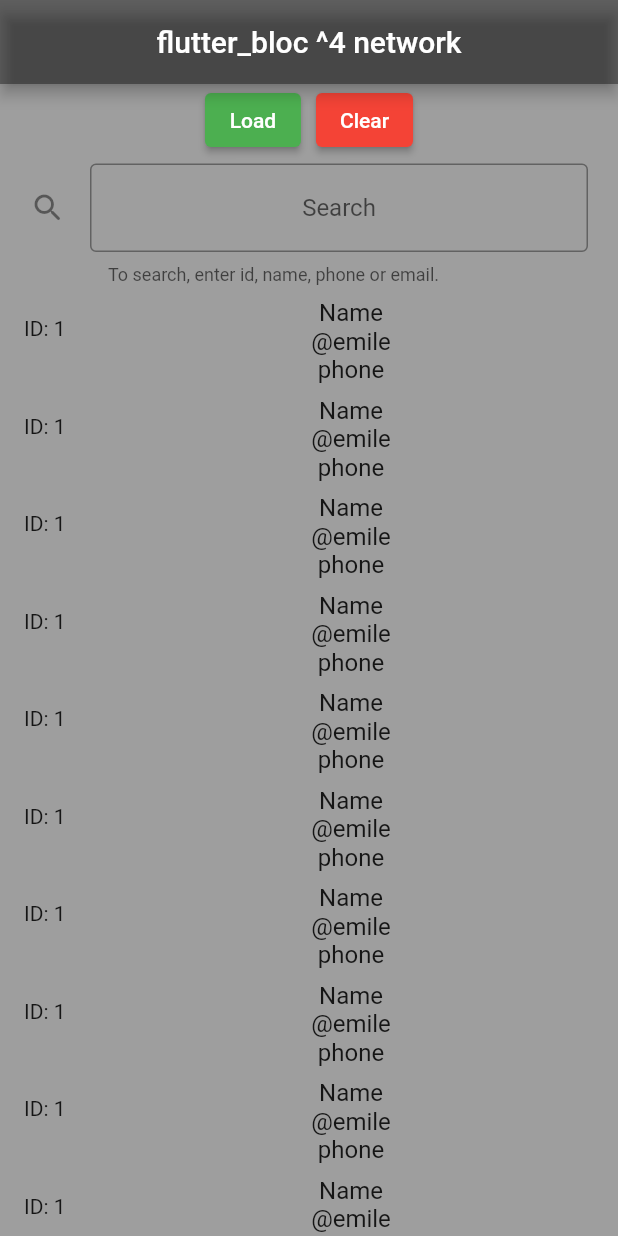
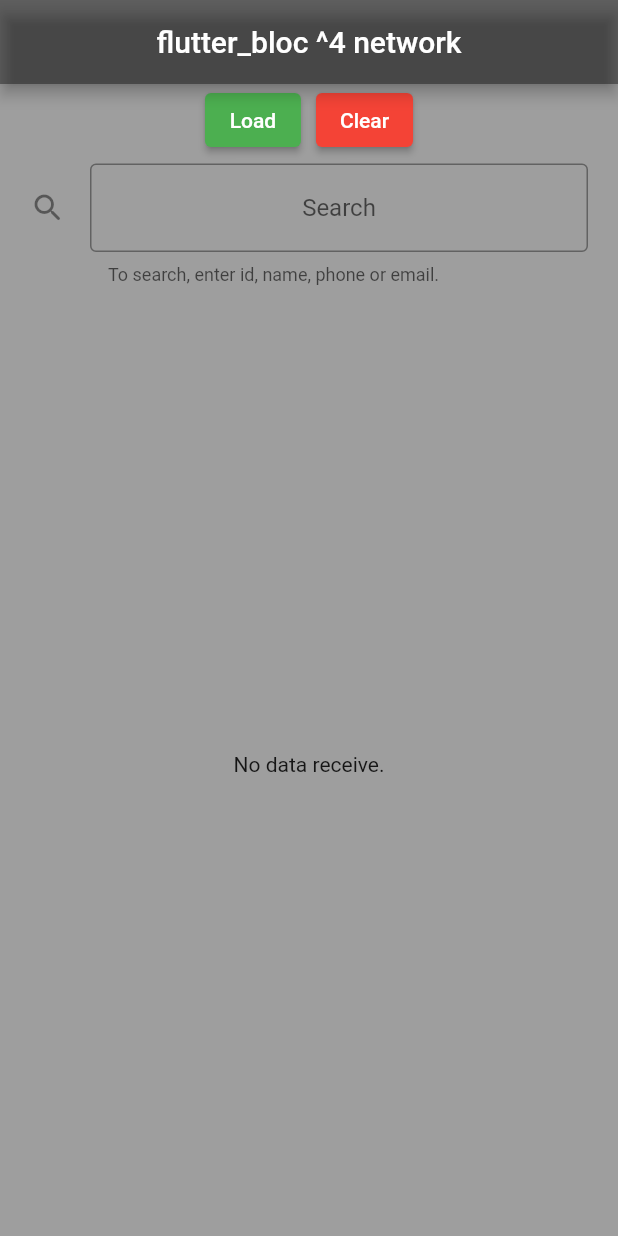
Before and after one commit to kma22/flutter_bloc_6_network_v2, a Flutter app: the screen it shows after launch, after a tap on "Clear", on a phone screen of 412 x 824 dp. Run offline on Flutter 3.47's test engine with Material 2 defaults, Android fonts, the phone set to English and light mode, and no system bars; our stand-ins replace flutter_bloc; network calls fail.

Commit message:
First steps to networking. Exploring BLoC

```diff
--- /dev/null
+++ b/lib/feature/data/mapper/user_mapper.dart
@@ -0,0 +1,13 @@
+import 'package:flutter_bloc_6_network_v2/feature/data/models/api_user.dart';
+import 'package:flutter_bloc_6_network_v2/feature/domain/models/user.dart';
+
+class UserMapper {
+  static User fromApi(ApiUser apiModel) {
+    return User(
+      id: apiModel.id,
+      name: apiModel.name,
+      emaile: apiModel.email,
+      phone: apiModel.phone,
+    );
+  }
+}
--- /dev/null
+++ b/lib/feature/data/models/api_user.dart
@@ -0,0 +1,27 @@
+import 'package:flutter/cupertino.dart';
+import 'package:flutter_bloc_6_network_v2/feature/domain/models/user.dart';
+
+class ApiUser {
+  static const _idKey = 'id';
+  static const _nameKey = 'name';
+  static const _emailKey = 'email';
+  static const _phoneKey = 'phone';
+
+  final int id;
+  final String name;
+  final String email;
+  final String phone;
+
+  ApiUser({
+    @required this.id,
+    @required this.name,
+    @required this.email,
+    @required this.phone,
+  });
+
+  ApiUser.fromMap(Map<String, dynamic> map)
+      : id = map[_idKey],
+        name = map[_nameKey],
+        email = map[_emailKey],
+        phone = map[_phoneKey];
+}
--- /dev/null
+++ b/lib/feature/data/repository/user_data_repository.dart
@@ -0,0 +1,21 @@
+import 'package:flutter_bloc_6_network_v2/feature/data/mapper/user_mapper.dart';
+import 'package:flutter_bloc_6_network_v2/feature/data/models/api_user.dart';
+import 'package:flutter_bloc_6_network_v2/feature/data/service/rest_service.dart';
+import 'package:flutter_bloc_6_network_v2/feature/domain/models/user.dart';
+import 'package:flutter_bloc_6_network_v2/feature/domain/repository/user_repository.dart';
+
+class UserDataRepository implements UserRepository {
+  final RestService _restService;
+
+  UserDataRepository(this._restService);
+
+  @override
+  Future<List<User>> getUserList() async {
+    final result = await _restService.getUser();
+    List<User> userList = [];
+    for(var map in result){
+      userList.add(UserMapper.fromApi(ApiUser.fromMap(map)));
+    }
+    return userList;
+  }
+}
--- /dev/null
+++ b/lib/feature/data/service/rest_service.dart
@@ -0,0 +1,16 @@
+import 'dart:convert';
+import 'package:http/http.dart' as http;
+
+class RestService {
+  Future<List> getUser() async {
+    final response =
+        await http.get('https://jsonplaceholder.typicode.com/users');
+    if (response.statusCode == 200) {
+      final body = json.decode(response.body);
+      return body;
+    } else {
+      throw Exception(
+          'An error occurred while loading character data from the server.');
+    }
+  }
+}
--- a/lib/feature/domain/models/user.dart
+++ b/lib/feature/domain/models/user.dart
@@ -1,9 +1,3 @@
-import 'package:flutter/cupertino.dart';
-
-import 'package:flutter/cupertino.dart';
-
-import 'package:flutter/cupertino.dart';
-
 import 'package:flutter/material.dart';
 
 class User {
@@ -13,9 +7,9 @@ class User {
   final String phone;
 
   User({
-    required this.id,
-    required this.name,
-    required this.emaile,
-    required this.phone,
+    @required this.id,
+    @required this.name,
+    @required this.emaile,
+    @required this.phone,
   });
 }
--- /dev/null
+++ b/lib/feature/domain/repository/user_repository.dart
@@ -0,0 +1,6 @@
+
+import 'package:flutter_bloc_6_network_v2/feature/domain/models/user.dart';
+
+abstract class UserRepository {
+  Future<List<User>> getUserList();
+}
--- /dev/null
+++ b/lib/feature/presentation/bloc/user_bloc.dart
@@ -0,0 +1,44 @@
+import 'package:flutter/cupertino.dart';
+import 'package:flutter_bloc/flutter_bloc.dart';
+import 'package:flutter_bloc_6_network_v2/feature/data/repository/user_data_repository.dart';
+import 'package:flutter_bloc_6_network_v2/feature/domain/models/user.dart';
+import 'package:flutter_bloc_6_network_v2/feature/presentation/bloc/user_event.dart';
+import 'package:flutter_bloc_6_network_v2/feature/presentation/bloc/user_state.dart';
+
+class UserBloc extends Bloc<UserEvent, UserState> {
+  List<User> _loadedUserList = [];
+
+  final UserDataRepository userRepository;
+
+  UserBloc({@required this.userRepository}) : super(UserEmptyState()) {
+    add(UserLoadEvent());
+  }
+
+  @override
+  Stream<UserState> mapEventToState(UserEvent event) async* {
+    if (event is UserLoadEvent) {
+      yield UserLoadingState();
+      try {
+        _loadedUserList = await userRepository.getUserList();
+        yield UserLoadedState(loadedUser: _loadedUserList);
+      } catch (e) {
+        print(e);
+        yield UserErrorState();
+      }
+    } else if (event is UserClearEvent) {
+      _loadedUserList = [];
+      yield UserEmptyState();
+    } else if (event is UserSearchEvent) {
+      List<User> result = [];
+      for (var user in _loadedUserList) {
+        if (('id:' + user.id.toString()).contains(event.text) ||
+            user.name.toLowerCase().contains(event.text.toLowerCase()) ||
+            user.phone.toLowerCase().contains(event.text.toLowerCase()) ||
+            user.emaile.toLowerCase().contains(event.text.toLowerCase())) {
+          result.add(user);
+        }
+      }
+      yield UserLoadedState(loadedUser: result);
+    }
+  }
+}
--- /dev/null
+++ b/lib/feature/presentation/bloc/user_event.dart
@@ -0,0 +1,11 @@
+abstract class UserEvent {}
+
+class UserLoadEvent extends UserEvent {}
+
+class UserClearEvent extends UserEvent {}
+
+class UserSearchEvent extends UserEvent {
+  String text;
+
+  UserSearchEvent({this.text});
+}
--- /dev/null
+++ b/lib/feature/presentation/bloc/user_state.dart
@@ -0,0 +1,16 @@
+import 'package:flutter/cupertino.dart';
+import 'package:flutter_bloc_6_network_v2/feature/domain/models/user.dart';
+
+abstract class UserState {}
+
+class UserEmptyState extends UserState {}
+
+class UserLoadingState extends UserState {}
+
+class UserLoadedState extends UserState {
+  List<User> loadedUser;
+
+  UserLoadedState({@required this.loadedUser}) : assert(loadedUser != null);
+}
+
+class UserErrorState extends UserState {}
--- a/lib/feature/presentation/pages/home_page.dart
+++ b/lib/feature/presentation/pages/home_page.dart
@@ -1,11 +1,19 @@
 import 'package:flutter/material.dart';
+import 'package:flutter_bloc/flutter_bloc.dart';
+import 'package:flutter_bloc_6_network_v2/feature/data/repository/user_data_repository.dart';
+import 'package:flutter_bloc_6_network_v2/feature/data/service/rest_service.dart';
+import 'package:flutter_bloc_6_network_v2/feature/presentation/bloc/user_bloc.dart';
 import 'package:flutter_bloc_6_network_v2/feature/presentation/widget/action_button.dart';
 import 'package:flutter_bloc_6_network_v2/feature/presentation/widget/user_list.dart';
 
 class HomePage extends StatelessWidget {
+  final userRepository = UserDataRepository(RestService());
+
   @override
   Widget build(BuildContext context) {
-    return Scaffold(
+    return BlocProvider(
+      create: (_) => UserBloc(userRepository: userRepository),
+      child: Scaffold(
         backgroundColor: Colors.grey,
         appBar: AppBar(
           title: const Text('flutter_bloc ^4 network'),
@@ -22,6 +30,7 @@ class HomePage extends StatelessWidget {
             ],
           ),
         ),
+      ),
     );
   }
 }
--- a/lib/feature/presentation/widget/action_button.dart
+++ b/lib/feature/presentation/widget/action_button.dart
@@ -1,17 +1,23 @@
 import 'package:flutter/material.dart';
+import 'package:flutter_bloc/flutter_bloc.dart';
+import 'package:flutter_bloc_6_network_v2/feature/presentation/bloc/user_bloc.dart';
+import 'package:flutter_bloc_6_network_v2/feature/presentation/bloc/user_event.dart';
 
 class ActionButton extends StatelessWidget {
-  const ActionButton({Key? key}) : super(key: key);
 
   @override
   Widget build(BuildContext context) {
+    final UserBloc userBloc = BlocProvider.of<UserBloc>(context);
     return Column(
       children: [
         Row(
           mainAxisAlignment: MainAxisAlignment.center,
           children: [
             ElevatedButton(
-              onPressed: () {},
+              onPressed: () {
+                print('load');
+                userBloc.add(UserLoadEvent());
+              },
               child: Text('Load'),
               style: ButtonStyle(
                 backgroundColor: MaterialStateProperty.all<Color>(Colors.green),
@@ -19,7 +25,10 @@ class ActionButton extends StatelessWidget {
             ),
             SizedBox(width: 10),
             ElevatedButton(
-              onPressed: () {},
+              onPressed: () {
+                print('clear');
+                userBloc.add(UserClearEvent());
+              },
               child: Text('Clear'),
               style: ButtonStyle(
                 backgroundColor: MaterialStateProperty.all<Color>(Colors.red),
@@ -32,7 +41,9 @@ class ActionButton extends StatelessWidget {
           padding: EdgeInsets.symmetric(horizontal: 20, vertical: 5),
           child: TextField(
             textAlign: TextAlign.center,
-            onChanged: (text) {},
+            onChanged: (text) {
+              userBloc.add(UserSearchEvent(text: text));
+            },
             decoration: const InputDecoration(
               border: OutlineInputBorder(),
               icon: Icon(Icons.search_rounded),
--- a/lib/feature/presentation/widget/user_list.dart
+++ b/lib/feature/presentation/widget/user_list.dart
@@ -1,25 +1,52 @@
 import 'package:flutter/cupertino.dart';
 import 'package:flutter/material.dart';
+import 'package:flutter_bloc/flutter_bloc.dart';
+import 'package:flutter_bloc_6_network_v2/feature/presentation/bloc/user_bloc.dart';
+import 'package:flutter_bloc_6_network_v2/feature/presentation/bloc/user_state.dart';
 
 class UserList extends StatelessWidget {
-  const UserList({Key? key}) : super(key: key);
+  const UserList({Key key}) : super(key: key);
 
   @override
   Widget build(BuildContext context) {
+    return BlocBuilder<UserBloc, UserState>(
+      builder: (context, state) {
+        if (state is UserEmptyState) {
+          return const Center(
+            child: Text('No data receive.'),
+          );
+        }
+        if (state is UserLoadingState) {
+          return const Center(
+            child: CircularProgressIndicator(),
+          );
+        }
+        if (state is UserErrorState) {
+          return const Center(
+            child: Text('Error loading users'),
+          );
+        }
+        if (state is UserLoadedState) {
+          if (state.loadedUser.isEmpty) {
+            return const Center(
+              child: Text('The data is not loaded. Press button "Load".'),
+            );
+          } else {
             return ListView.builder(
-      itemCount: 20,
+              itemCount: state.loadedUser.length,
               itemBuilder: (context, index) => Container(
+                color: index % 2 == 0 ? Colors.grey : Colors.black12,
                 child: ListTile(
-          leading: Text('ID: 1'),
+                  leading: Text('ID: ${state.loadedUser[index].id}'),
                   title: Column(
                     crossAxisAlignment: CrossAxisAlignment.center,
                     children: [
-              Text('Name'),
+                      Text(state.loadedUser[index].name),
                       Column(
                         mainAxisAlignment: MainAxisAlignment.center,
                         children: [
-                  Text('@emile'),
-                  Text('phone'),
+                          Text('Email: ${state.loadedUser[index].emaile}'),
+                          Text('Phone: ${state.loadedUser[index].phone}'),
                         ],
                       ),
                     ],
@@ -29,3 +56,8 @@ class UserList extends StatelessWidget {
             );
           }
         }
+        return null;
+      },
+    );
+  }
+}
--- a/lib/main.dart
+++ b/lib/main.dart
@@ -5,6 +5,7 @@ void main() {
   runApp(
     MaterialApp(
       home: HomePage(),
+      debugShowCheckedModeBanner: false,
     ),
   );
 }
--- a/pubspec.yaml
+++ b/pubspec.yaml
@@ -34,6 +34,8 @@ dependencies:
   # The following adds the Cupertino Icons font to your application.
   # Use with the CupertinoIcons class for iOS style icons.
   cupertino_icons: ^1.0.2
+  http: ^0.12.1
+  flutter_bloc: ^6.0.1
 
 dev_dependencies:
   flutter_test:
```
Also changed, not shown: pubspec.lock, 1 other file. Lines whose indentation alone changed are shown as unchanged.
